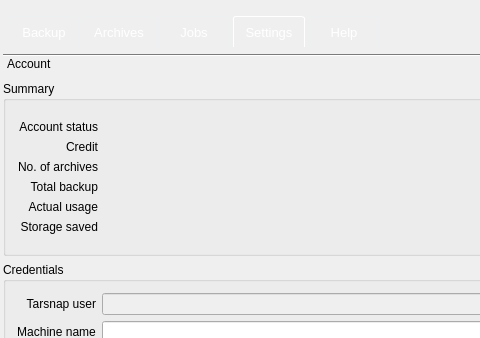
Qt form forms/mainwindow.ui (Tarsnap/tarsnap-gui) before a commit; both pictures show x 0 to 480 and y 0 to 338 of the 600 by 703 pixel window.
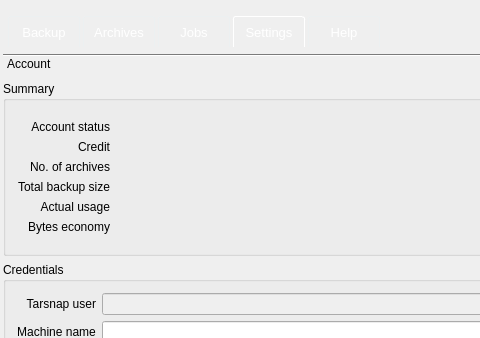
The same form after that commit. The open tabs and pages were chosen to show the change. Icons and pictures are not drawn. Custom widgets are drawn as their Qt base class.

```diff
--- a/forms/mainwindow.ui
+++ b/forms/mainwindow.ui
@@ -897,8 +897,8 @@
                <rect>
                 <x>0</x>
                 <y>0</y>
-                <width>285</width>
-                <height>340</height>
+                <width>594</width>
+                <height>357</height>
                </rect>
               </property>
               <attribute name="label">
@@ -1095,7 +1095,7 @@
                      <item row="5" column="0">
                       <widget class="QLabel" name="label_21">
                        <property name="text">
-                        <string>Storage saved</string>
+                        <string>Bytes economy</string>
                        </property>
                        <property name="alignment">
                         <set>Qt::AlignRight|Qt::AlignTrailing|Qt::AlignVCenter</set>
@@ -1105,7 +1105,7 @@
                      <item row="3" column="0">
                       <widget class="QLabel" name="label_2">
                        <property name="text">
-                        <string>Total backup</string>
+                        <string>Total backup size</string>
                        </property>
                        <property name="alignment">
                         <set>Qt::AlignRight|Qt::AlignTrailing|Qt::AlignVCenter</set>
```
Left out of the diff: 23 changed lines with no effect on the pictures.
